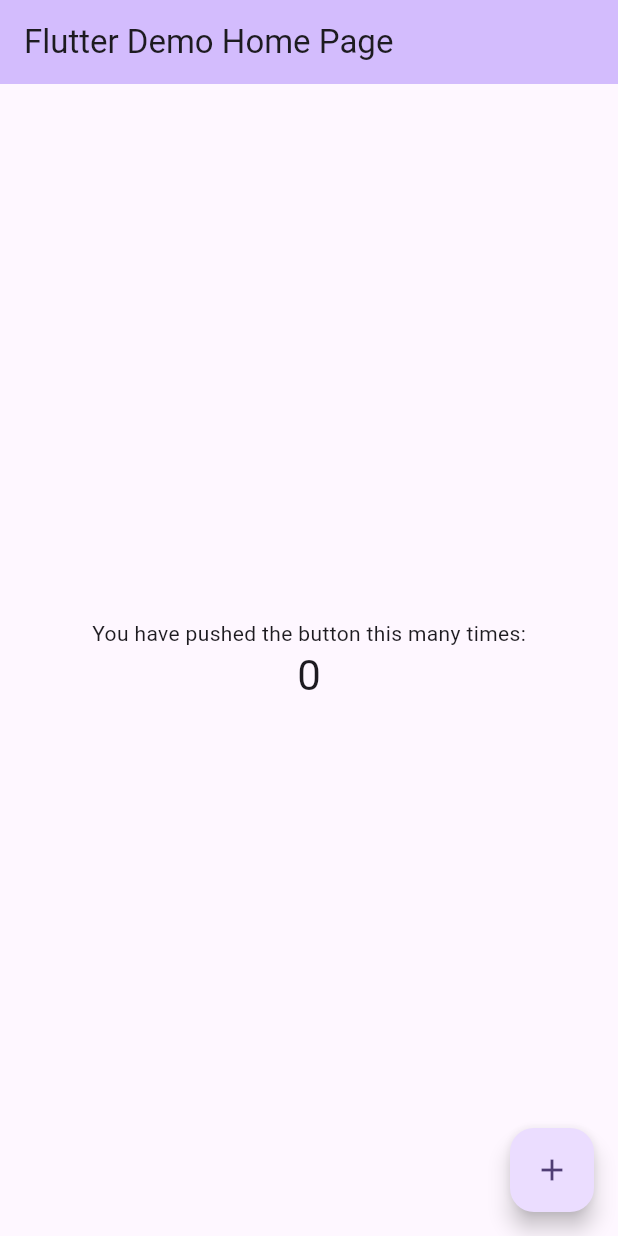
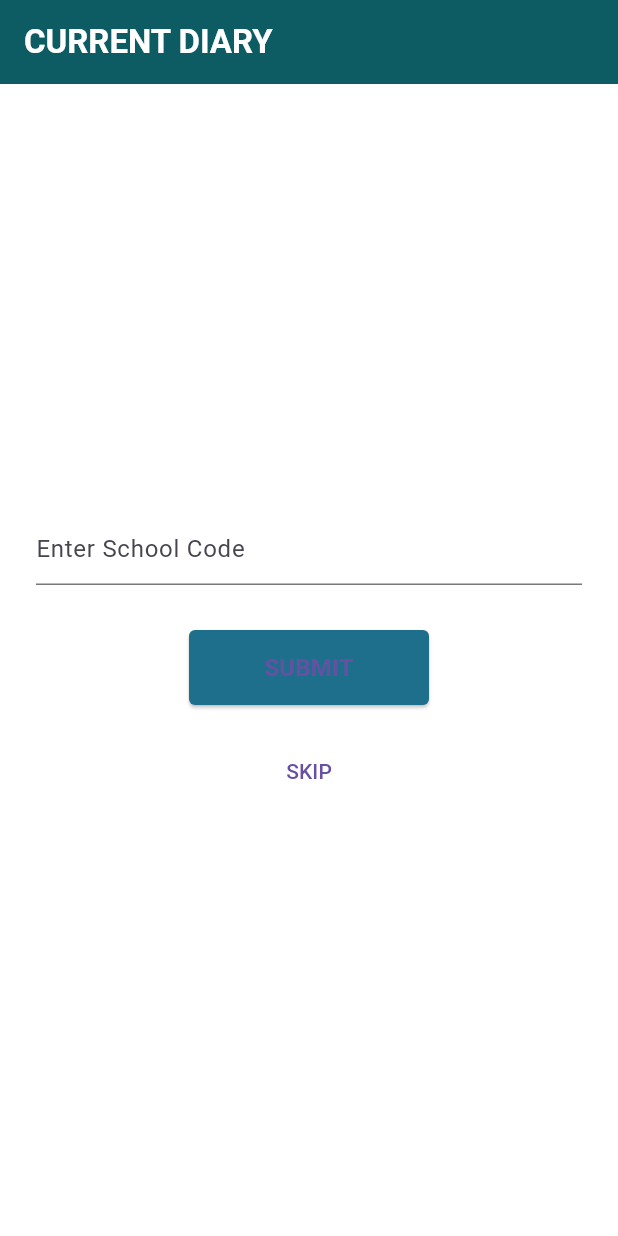
Before and after one commit to shiv-stack/currentinfo_diary_app, a Flutter app: the screen it shows after launch, on a phone screen of 412 x 824 dp. Run offline on Flutter 3.47's test engine with Material 3 defaults, Android fonts, the phone set to English and light mode, and no system bars; our stand-ins replace flutter_bloc.

Commit message:
splash and schoolcode page creaed theme app colors done

```diff
--- /dev/null
+++ b/lib/core/constants/app_colors.dart
@@ -0,0 +1,11 @@
+import 'package:flutter/cupertino.dart';
+import 'package:flutter/material.dart' show Colors;
+
+
+class AppColors{
+  AppColors._();
+  static const Color primary = Color(0xFF0D5C63); // Dark teal
+  static const Color buttonColor = Color(0xFF1E6F8C);
+  static const Color accent = Color(0xFFE91E63); // Pink underline
+  static const Color white = Colors.white;
+}
--- /dev/null
+++ b/lib/core/theme/app_theme.dart
@@ -0,0 +1,19 @@
+import 'package:flutter/material.dart';
+import '../constants/app_colors.dart';
+
+class AppTheme {
+  AppTheme._();
+
+  static ThemeData lightTheme = ThemeData(
+    scaffoldBackgroundColor: Colors.white,
+    appBarTheme: const AppBarTheme(
+      backgroundColor: AppColors.primary,
+      elevation: 0,
+      titleTextStyle: TextStyle(
+        fontSize: 22,
+        fontWeight: FontWeight.bold,
+        color: Colors.white,
+      ),
+    ),
+  );
+}
--- /dev/null
+++ b/lib/features/auth/presentation/bloc/auth_bloc.dart
@@ -0,0 +1,29 @@
+import 'dart:async';
+import 'package:flutter_bloc/flutter_bloc.dart';
+import 'auth_event.dart';
+import 'auth_state.dart';
+
+class AuthBloc extends Bloc<AuthEvent, AuthState> {
+  AuthBloc() : super(AuthInitial()) {
+    on<SplashStarted>(_onSplashStarted);
+    on<SubmitSchoolCode>(_onSubmit);
+    on<SkipPressed>(_onSkip);
+  }
+
+  Future<void> _onSplashStarted(
+      SplashStarted event, Emitter<AuthState> emit) async {
+    await Future.delayed(const Duration(seconds: 2));
+    emit(NavigateToSchoolCode());
+  }
+
+  Future<void> _onSubmit(
+      SubmitSchoolCode event, Emitter<AuthState> emit) async {
+    emit(AuthLoading());
+    await Future.delayed(const Duration(seconds: 1));
+    emit(AuthSuccess());
+  }
+
+  void _onSkip(SkipPressed event, Emitter<AuthState> emit) {
+    emit(AuthSuccess());
+  }
+}
--- /dev/null
+++ b/lib/features/auth/presentation/bloc/auth_event.dart
@@ -0,0 +1,11 @@
+abstract class AuthEvent {}
+
+class SplashStarted extends AuthEvent {}
+
+class SubmitSchoolCode extends AuthEvent {
+  final String code;
+
+  SubmitSchoolCode(this.code);
+}
+
+class SkipPressed extends AuthEvent {}
--- /dev/null
+++ b/lib/features/auth/presentation/bloc/auth_state.dart
@@ -0,0 +1,9 @@
+abstract class AuthState {}
+
+class AuthInitial extends AuthState {}
+
+class NavigateToSchoolCode extends AuthState {}
+
+class AuthLoading extends AuthState {}
+
+class AuthSuccess extends AuthState {}
--- /dev/null
+++ b/lib/features/auth/presentation/pages/school_code_page.dart
@@ -0,0 +1,69 @@
+import 'package:current_diary_app/widgets/primary_button.dart';
+import 'package:flutter/material.dart';
+import 'package:flutter_bloc/flutter_bloc.dart';
+import '../bloc/auth_bloc.dart';
+import '../bloc/auth_event.dart';
+import '../bloc/auth_state.dart';
+
+
+class SchoolCodePage extends StatefulWidget {
+  const SchoolCodePage({super.key});
+
+  @override
+  State<SchoolCodePage> createState() => _SchoolCodePageState();
+}
+
+class _SchoolCodePageState extends State<SchoolCodePage> {
+
+  final TextEditingController controller = TextEditingController();
+
+  @override
+  Widget build(BuildContext context) {
+    return Scaffold(
+      appBar: AppBar(title: const Text("CURRENT DIARY")),
+      body: Padding(
+        padding: const EdgeInsets.all(24),
+        child: BlocConsumer<AuthBloc, AuthState>(
+          listener: (context, state) {
+            if (state is AuthSuccess) {
+              ScaffoldMessenger.of(context).showSnackBar(
+                const SnackBar(content: Text("Success")),
+              );
+            }
+          },
+          builder: (context, state) {
+            return Column(
+              mainAxisAlignment: MainAxisAlignment.center,
+              children: [
+                TextField(
+                  controller: controller,
+                  decoration: const InputDecoration(
+                    hintText: "Enter School Code",
+                  ),
+                ),
+                const SizedBox(height: 30),
+                if (state is AuthLoading)
+                  const CircularProgressIndicator()
+                else
+                  PrimaryButton(
+                    title: "SUBMIT",
+                    onPressed: () {
+                      context.read<AuthBloc>().add(
+                          SubmitSchoolCode(controller.text));
+                    },
+                  ),
+                const SizedBox(height: 20),
+                TextButton(
+                  onPressed: () {
+                    context.read<AuthBloc>().add(SkipPressed());
+                  },
+                  child: const Text("SKIP"),
+                )
+              ],
+            );
+          },
+        ),
+      ),
+    );
+  }
+}
--- /dev/null
+++ b/lib/features/auth/presentation/pages/splash_page.dart
@@ -0,0 +1,43 @@
+import 'package:flutter/material.dart';
+import 'package:flutter_bloc/flutter_bloc.dart';
+import '../bloc/auth_bloc.dart';
+import '../bloc/auth_event.dart';
+import '../bloc/auth_state.dart';
+import '../../../../routes/app_routes.dart';
+
+class SplashPage extends StatefulWidget {
+  const SplashPage({super.key});
+
+  @override
+  State<SplashPage> createState() => _SplashPageState();
+}
+
+class _SplashPageState extends State<SplashPage> {
+
+  @override
+  void initState() {
+    super.initState();
+    context.read<AuthBloc>().add(SplashStarted());
+  }
+
+  @override
+  Widget build(BuildContext context) {
+    return BlocListener<AuthBloc, AuthState>(
+      listener: (context, state) {
+        if (state is NavigateToSchoolCode) {
+          Navigator.pushReplacementNamed(
+              context, AppRoutes.schoolCode);
+        }
+      },
+      child: const Scaffold(
+        body: Center(
+          child: Text(
+            "CURRENT DIARY\nSupporting Dreams",
+            textAlign: TextAlign.center,
+            style: TextStyle(fontSize: 22),
+          ),
+        ),
+      ),
+    );
+  }
+}
--- a/lib/main.dart
+++ b/lib/main.dart
@@ -1,4 +1,10 @@
 import 'package:flutter/material.dart';
+import 'package:flutter_bloc/flutter_bloc.dart';
+import 'core/theme/app_theme.dart';
+import 'features/auth/presentation/bloc/auth_bloc.dart';
+import 'features/auth/presentation/pages/splash_page.dart';
+import 'features/auth/presentation/pages/school_code_page.dart';
+import 'routes/app_routes.dart';
 
 void main() {
   runApp(const MyApp());
@@ -7,116 +13,19 @@ void main() {
 class MyApp extends StatelessWidget {
   const MyApp({super.key});
 
-  // This widget is the root of your application.
   @override
   Widget build(BuildContext context) {
-    return MaterialApp(
-      title: 'Flutter Demo',
-      theme: ThemeData(
-        // This is the theme of your application.
-        //
-        // TRY THIS: Try running your application with "flutter run". You'll see
-        // the application has a purple toolbar. Then, without quitting the app,
-        // try changing the seedColor in the colorScheme below to Colors.green
-        // and then invoke "hot reload" (save your changes or press the "hot
-        // reload" button in a Flutter-supported IDE, or press "r" if you used
-        // the command line to start the app).
-        //
-        // Notice that the counter didn't reset back to zero; the application
-        // state is not lost during the reload. To reset the state, use hot
-        // restart instead.
-        //
-        // This works for code too, not just values: Most code changes can be
-        // tested with just a hot reload.
-        colorScheme: ColorScheme.fromSeed(seedColor: Colors.deepPurple),
+    return BlocProvider(
+      create: (_) => AuthBloc(),
+      child: MaterialApp(
+        debugShowCheckedModeBanner: false,
+        theme: AppTheme.lightTheme,
+        initialRoute: AppRoutes.splash,
+        routes: {
+          AppRoutes.splash: (_) => const SplashPage(),
+          AppRoutes.schoolCode: (_) => const SchoolCodePage(),
+        },
       ),
-      home: const MyHomePage(title: 'Flutter Demo Home Page'),
     );
   }
 }
-
-class MyHomePage extends StatefulWidget {
-  const MyHomePage({super.key, required this.title});
-
-  // This widget is the home page of your application. It is stateful, meaning
-  // that it has a State object (defined below) that contains fields that affect
-  // how it looks.
-
-  // This class is the configuration for the state. It holds the values (in this
-  // case the title) provided by the parent (in this case the App widget) and
-  // used by the build method of the State. Fields in a Widget subclass are
-  // always marked "final".
-
-  final String title;
-
-  @override
-  State<MyHomePage> createState() => _MyHomePageState();
-}
-
-class _MyHomePageState extends State<MyHomePage> {
-  int _counter = 0;
-
-  void _incrementCounter() {
-    setState(() {
-      // This call to setState tells the Flutter framework that something has
-      // changed in this State, which causes it to rerun the build method below
-      // so that the display can reflect the updated values. If we changed
-      // _counter without calling setState(), then the build method would not be
-      // called again, and so nothing would appear to happen.
-      _counter++;
-    });
-  }
-
-  @override
-  Widget build(BuildContext context) {
-    // This method is rerun every time setState is called, for instance as done
-    // by the _incrementCounter method above.
-    //
-    // The Flutter framework has been optimized to make rerunning build methods
-    // fast, so that you can just rebuild anything that needs updating rather
-    // than having to individually change instances of widgets.
-    return Scaffold(
-      appBar: AppBar(
-        // TRY THIS: Try changing the color here to a specific color (to
-        // Colors.amber, perhaps?) and trigger a hot reload to see the AppBar
-        // change color while the other colors stay the same.
-        backgroundColor: Theme.of(context).colorScheme.inversePrimary,
-        // Here we take the value from the MyHomePage object that was created by
-        // the App.build method, and use it to set our appbar title.
-        title: Text(widget.title),
-      ),
-      body: Center(
-        // Center is a layout widget. It takes a single child and positions it
-        // in the middle of the parent.
-        child: Column(
-          // Column is also a layout widget. It takes a list of children and
-          // arranges them vertically. By default, it sizes itself to fit its
-          // children horizontally, and tries to be as tall as its parent.
-          //
-          // Column has various properties to control how it sizes itself and
-          // how it positions its children. Here we use mainAxisAlignment to
-          // center the children vertically; the main axis here is the vertical
-          // axis because Columns are vertical (the cross axis would be
-          // horizontal).
-          //
-          // TRY THIS: Invoke "debug painting" (choose the "Toggle Debug Paint"
-          // action in the IDE, or press "p" in the console), to see the
-          // wireframe for each widget.
-          mainAxisAlignment: MainAxisAlignment.center,
-          children: <Widget>[
-            const Text('You have pushed the button this many times:'),
-            Text(
-              '$_counter',
-              style: Theme.of(context).textTheme.headlineMedium,
-            ),
-          ],
-        ),
-      ),
-      floatingActionButton: FloatingActionButton(
-        onPressed: _incrementCounter,
-        tooltip: 'Increment',
-        child: const Icon(Icons.add),
-      ), // This trailing comma makes auto-formatting nicer for build methods.
-    );
-  }
-}
--- /dev/null
+++ b/lib/routes/app_routes.dart
@@ -0,0 +1,4 @@
+class AppRoutes {
+  static const splash = '/';
+  static const schoolCode = '/school-code';
+}
--- /dev/null
+++ b/lib/widgets/primary_button.dart
@@ -0,0 +1,38 @@
+import 'package:current_diary_app/core/constants/app_colors.dart';
+import 'package:flutter/material.dart';
+
+
+class PrimaryButton extends StatelessWidget {
+  final String title;
+  final VoidCallback onPressed;
+
+  const PrimaryButton({
+    super.key,
+    required this.title,
+    required this.onPressed,
+  });
+
+  @override
+  Widget build(BuildContext context) {
+    return SizedBox(
+      width: 160,
+      height: 50,
+      child: ElevatedButton(
+        style: ElevatedButton.styleFrom(
+          backgroundColor: AppColors.buttonColor,
+          shape: RoundedRectangleBorder(
+            borderRadius: BorderRadius.circular(4),
+          ),
+        ),
+        onPressed: onPressed,
+        child: Text(
+          title,
+          style: const TextStyle(
+            fontSize: 16,
+            fontWeight: FontWeight.bold,
+          ),
+        ),
+      ),
+    );
+  }
+}
--- a/pubspec.yaml
+++ b/pubspec.yaml
@@ -34,6 +34,7 @@ dependencies:
   # The following adds the Cupertino Icons font to your application.
   # Use with the CupertinoIcons class for iOS style icons.
   cupertino_icons: ^1.0.8
+  flutter_bloc: ^9.1.1
 
 dev_dependencies:
   flutter_test:
```
Also changed, not shown: pubspec.lock.
